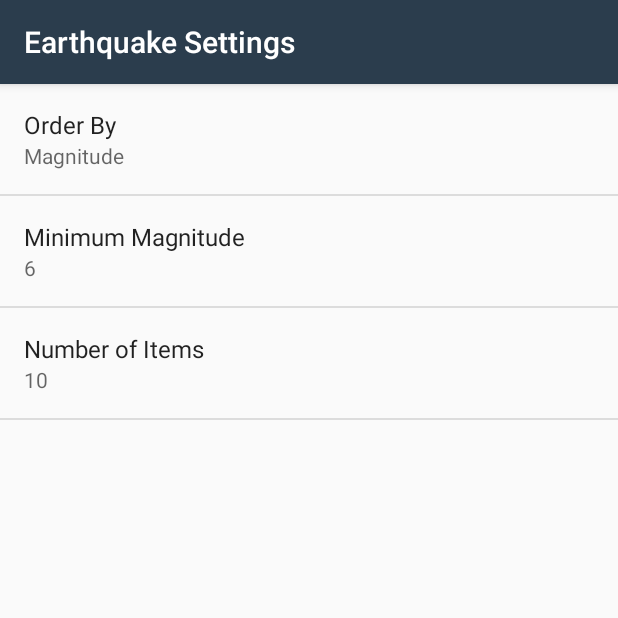
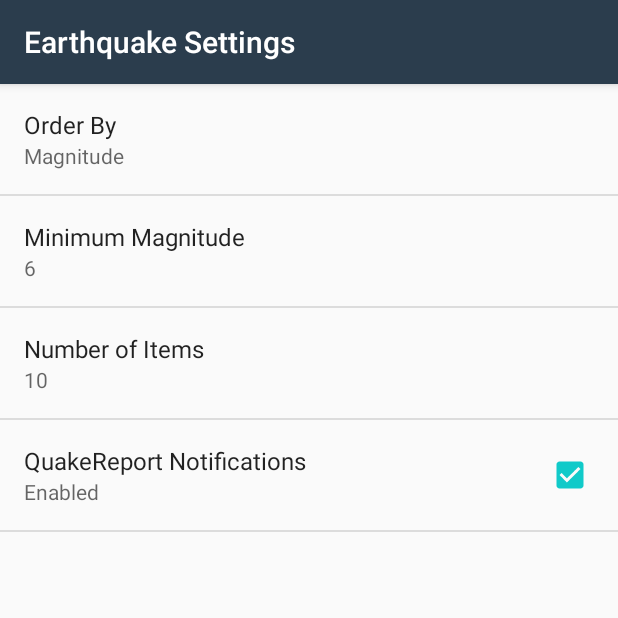
Before and after one commit to fdepedis/QuakeReport, an Android app: the SettingsActivity screen opened directly, with no data from a screen before it, on a phone screen of 412 x 824 dp, the top half of it. Run offline under Robolectric (Android 15) with nearby library versions, the phone set to English and light mode, and no system bars.

Commit message:
setup Notification

```diff
--- /dev/null
+++ b/app/src/main/res/values/bool.xml
@@ -0,0 +1,4 @@
+<?xml version="1.0" encoding="utf-8"?>
+<resources>
+    <bool name="show_notifications_by_default">true</bool>
+</resources>
--- a/app/src/main/res/values/strings.xml
+++ b/app/src/main/res/values/strings.xml
@@ -46,4 +46,11 @@
     <string name="settings_num_item_default" translatable="false">10</string>
     <string name="settings_num_item_key" translatable="false">num_items</string>
 
+    <!-- Strings related to Notification Enabled preference -->
+    <string name="pref_enable_notifications_key" translatable="false">enable_notifications</string>
+    <string name="pref_enable_notifications_label">QuakeReport Notifications</string>
+    <string name="pref_enable_notifications_true">Enabled</string>
+    <string name="pref_enable_notifications_false">Not Enabled</string>
+    <string name="pref_last_notification">last_notification</string>
+
 </resources>
--- a/app/src/main/res/xml/settings_main.xml
+++ b/app/src/main/res/xml/settings_main.xml
@@ -24,4 +24,11 @@
         android:selectAllOnFocus="true"
         android:title="@string/settings_num_item_label" />
 
+    <CheckBoxPreference
+        android:defaultValue="@bool/show_notifications_by_default"
+        android:key="@string/pref_enable_notifications_key"
+        android:summaryOff="@string/pref_enable_notifications_false"
+        android:summaryOn="@string/pref_enable_notifications_true"
+        android:title="@string/pref_enable_notifications_label" />
+
 </PreferenceScreen>
```
